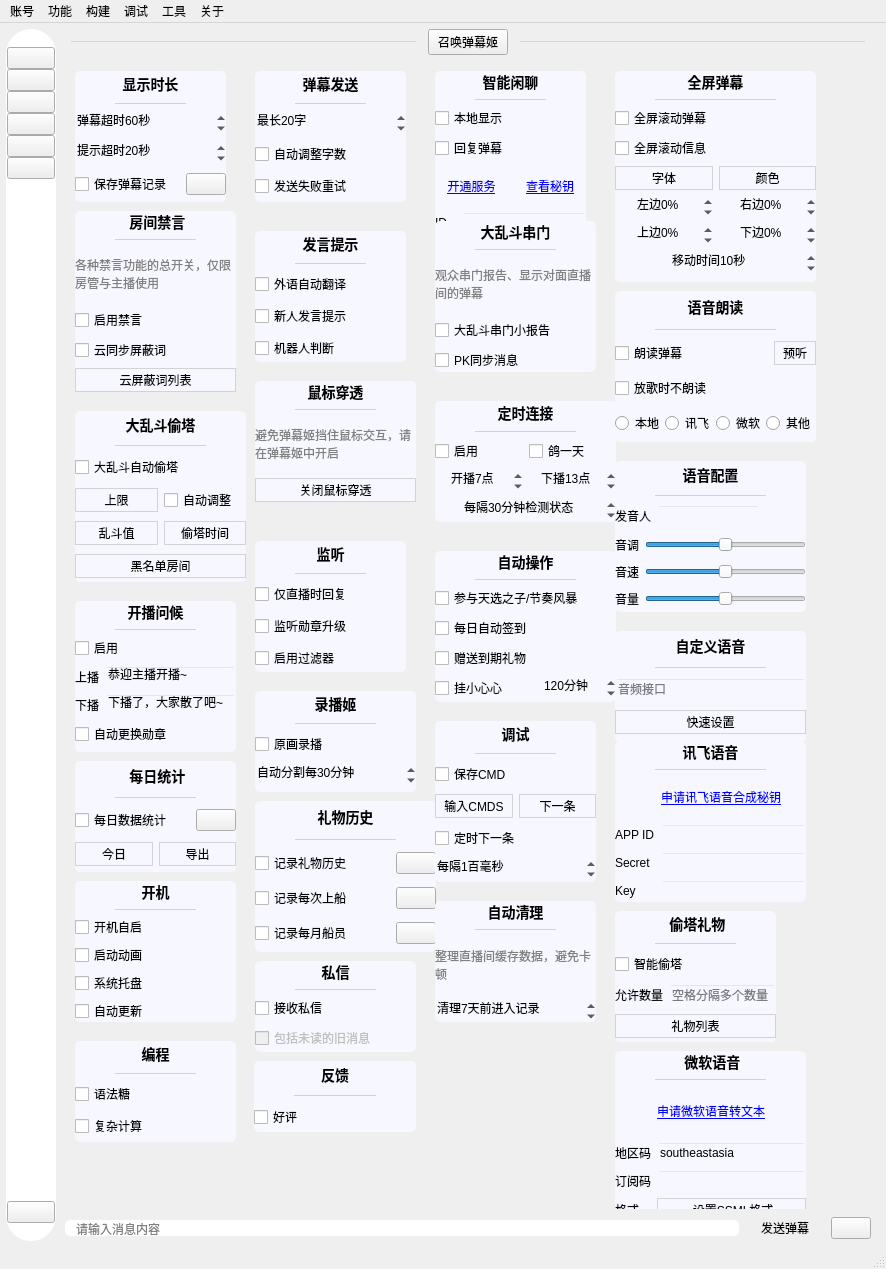
iwxyi/Bilibili-MagicalDanmaku, file mainwindow/mainwindow.ui: the form before one commit.
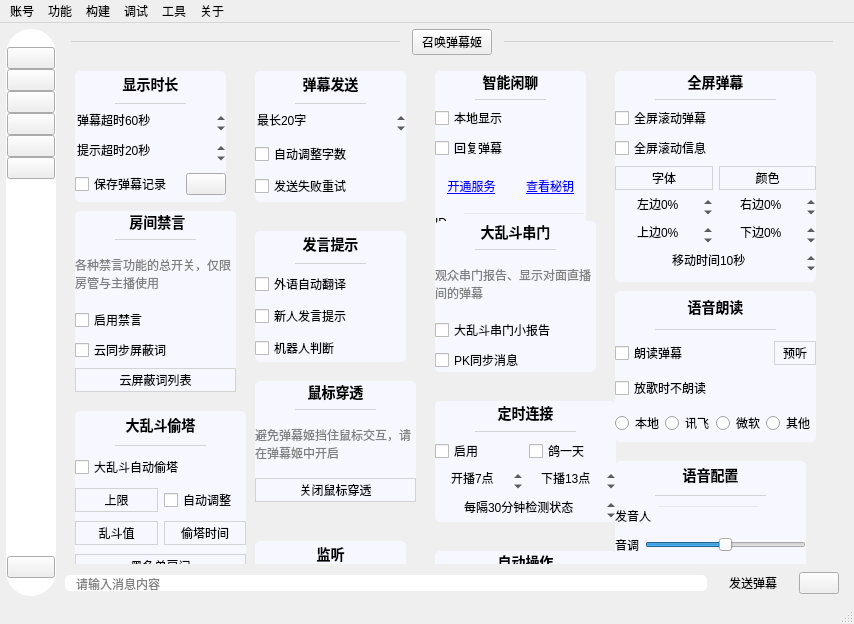
The form after the commit. Icons and pictures are not drawn. Custom widgets are drawn as their Qt base class.

Patch:
```diff
--- a/mainwindow/mainwindow.ui
+++ b/mainwindow/mainwindow.ui
@@ -6,8 +6,8 @@
    <rect>
     <x>0</x>
     <y>0</y>
-    <width>886</width>
-    <height>1269</height>
+    <width>854</width>
+    <height>624</height>
    </rect>
   </property>
   <property name="windowTitle">
@@ -1561,8 +1561,8 @@
             <rect>
              <x>0</x>
              <y>0</y>
-             <width>806</width>
-             <height>1149</height>
+             <width>774</width>
+             <height>504</height>
             </rect>
            </property>
            <property name="styleSheet">
@@ -3782,7 +3782,7 @@
               <x>370</x>
               <y>660</y>
               <width>161</width>
-              <height>161</height>
+              <height>181</height>
              </rect>
             </property>
             <property name="styleSheet">
@@ -8777,7 +8777,7 @@
     <rect>
      <x>0</x>
      <y>0</y>
-     <width>886</width>
+     <width>854</width>
      <height>23</height>
     </rect>
    </property>
```
Left out of the diff: 14 changed lines with no effect on the pictures.
